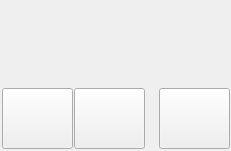
Old version of the form src/ukui-power-manager-qt/ukui-power-manager-tray/mainwindow.ui in the repository explorer-cs/ukui-power-manager.
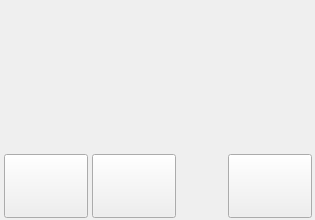
New version of the form.

```diff
--- a/src/ukui-power-manager-qt/ukui-power-manager-tray/mainwindow.ui
+++ b/src/ukui-power-manager-qt/ukui-power-manager-tray/mainwindow.ui
@@ -6,8 +6,8 @@
    <rect>
     <x>0</x>
     <y>0</y>
-    <width>231</width>
-    <height>151</height>
+    <width>315</width>
+    <height>220</height>
    </rect>
   </property>
   <property name="windowTitle">
@@ -17,10 +17,10 @@
    <widget class="QPushButton" name="healthbtn">
     <property name="geometry">
      <rect>
-      <x>74</x>
-      <y>88</y>
-      <width>71</width>
-      <height>61</height>
+      <x>92</x>
+      <y>154</y>
+      <width>84</width>
+      <height>64</height>
      </rect>
     </property>
     <property name="text">
@@ -30,10 +30,10 @@
    <widget class="QLabel" name="brighticon">
     <property name="geometry">
      <rect>
-      <x>162</x>
-      <y>95</y>
-      <width>21</width>
-      <height>21</height>
+      <x>234</x>
+      <y>160</y>
+      <width>22</width>
+      <height>22</height>
      </rect>
     </property>
     <property name="text">
@@ -43,10 +43,10 @@
    <widget class="QPushButton" name="brightbtn">
     <property name="geometry">
      <rect>
-      <x>159</x>
-      <y>88</y>
-      <width>71</width>
-      <height>61</height>
+      <x>228</x>
+      <y>154</y>
+      <width>84</width>
+      <height>64</height>
      </rect>
     </property>
     <property name="text">
@@ -56,10 +56,10 @@
    <widget class="QLabel" name="power_title">
     <property name="geometry">
      <rect>
-      <x>5</x>
-      <y>5</y>
-      <width>181</width>
-      <height>16</height>
+      <x>18</x>
+      <y>22</y>
+      <width>121</width>
+      <height>23</height>
      </rect>
     </property>
     <property name="text">
@@ -69,10 +69,10 @@
    <widget class="QLabel" name="healthicon">
     <property name="geometry">
      <rect>
-      <x>75</x>
-      <y>97</y>
-      <width>21</width>
-      <height>21</height>
+      <x>97</x>
+      <y>158</y>
+      <width>22</width>
+      <height>22</height>
      </rect>
     </property>
     <property name="text">
@@ -82,10 +82,10 @@
    <widget class="QPushButton" name="savebtn">
     <property name="geometry">
      <rect>
-      <x>2</x>
-      <y>88</y>
-      <width>71</width>
-      <height>61</height>
+      <x>4</x>
+      <y>154</y>
+      <width>84</width>
+      <height>64</height>
      </rect>
     </property>
     <property name="text">
@@ -95,10 +95,10 @@
    <widget class="QLabel" name="healthtext">
     <property name="geometry">
      <rect>
-      <x>78</x>
-      <y>123</y>
-      <width>58</width>
-      <height>21</height>
+      <x>98</x>
+      <y>195</y>
+      <width>54</width>
+      <height>15</height>
      </rect>
     </property>
     <property name="text">
@@ -108,10 +108,10 @@
    <widget class="QLabel" name="saveicon">
     <property name="geometry">
      <rect>
-      <x>4</x>
-      <y>94</y>
-      <width>21</width>
-      <height>21</height>
+      <x>10</x>
+      <y>158</y>
+      <width>22</width>
+      <height>22</height>
      </rect>
     </property>
     <property name="text">
@@ -121,10 +121,10 @@
    <widget class="QLabel" name="brighttext">
     <property name="geometry">
      <rect>
-      <x>160</x>
-      <y>125</y>
-      <width>51</width>
-      <height>21</height>
+      <x>233</x>
+      <y>196</y>
+      <width>28</width>
+      <height>14</height>
      </rect>
     </property>
     <property name="text">
@@ -134,10 +134,10 @@
    <widget class="QLabel" name="savelb">
     <property name="geometry">
      <rect>
-      <x>2</x>
-      <y>88</y>
-      <width>71</width>
-      <height>61</height>
+      <x>4</x>
+      <y>154</y>
+      <width>84</width>
+      <height>64</height>
      </rect>
     </property>
     <property name="text">
@@ -147,10 +147,10 @@
    <widget class="QLabel" name="healthlb">
     <property name="geometry">
      <rect>
-      <x>74</x>
-      <y>88</y>
-      <width>71</width>
-      <height>61</height>
+      <x>92</x>
+      <y>154</y>
+      <width>84</width>
+      <height>64</height>
      </rect>
     </property>
     <property name="text">
@@ -163,10 +163,10 @@
     </property>
     <property name="geometry">
      <rect>
-      <x>159</x>
-      <y>88</y>
-      <width>71</width>
-      <height>61</height>
+      <x>228</x>
+      <y>154</y>
+      <width>84</width>
+      <height>64</height>
      </rect>
     </property>
     <property name="text">
@@ -176,10 +176,10 @@
    <widget class="QLabel" name="savetext">
     <property name="geometry">
      <rect>
-      <x>4</x>
-      <y>126</y>
-      <width>51</width>
-      <height>21</height>
+      <x>9</x>
+      <y>196</y>
+      <width>56</width>
+      <height>14</height>
      </rect>
     </property>
     <property name="text">
```
Left out of the diff: 6 changed lines with no effect on the pictures.
